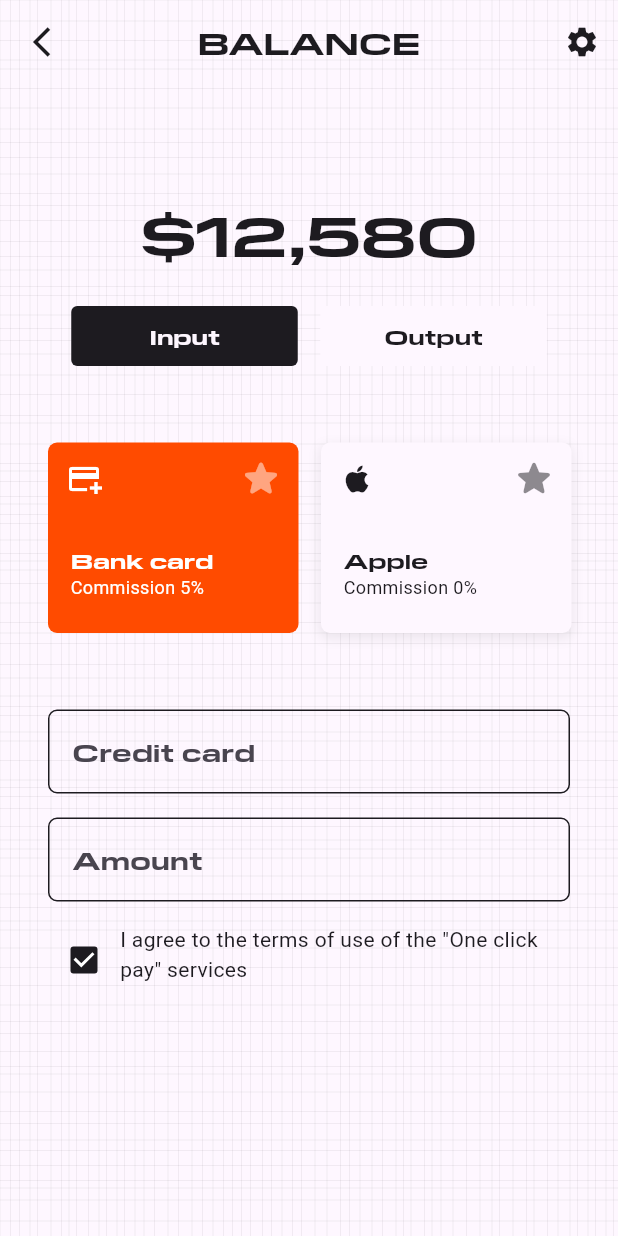
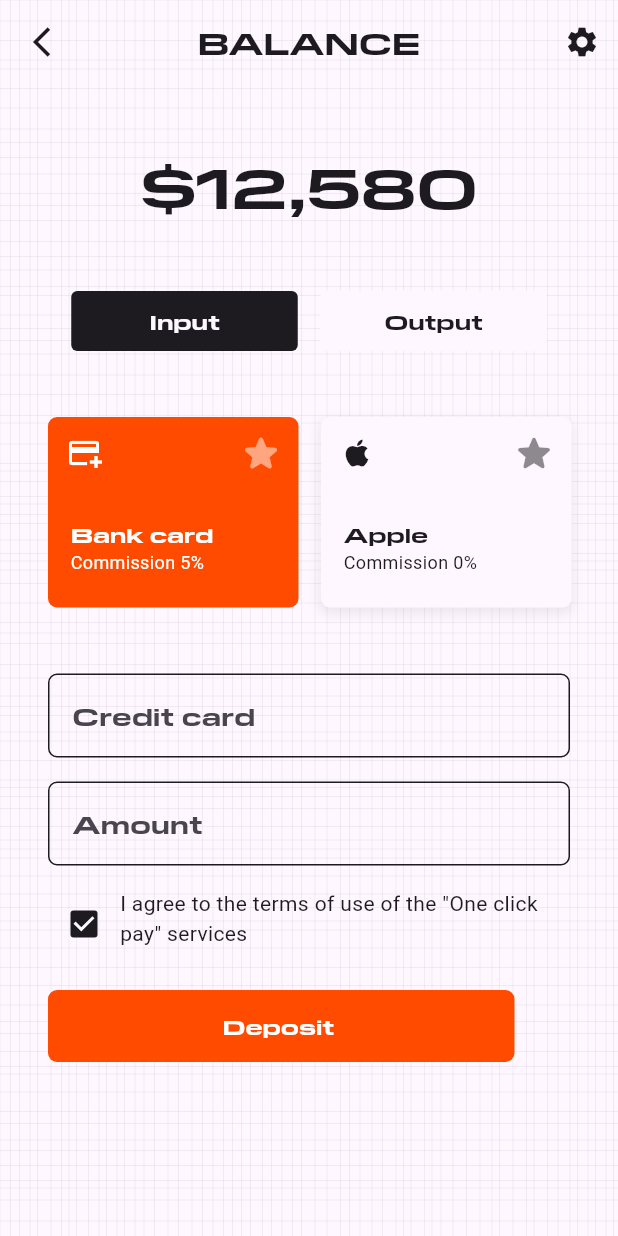
Before and after one commit to johnnybeatzxxd/Flutter-Keno-Android-App, a Flutter app: the screen it shows after launch, on a phone screen of 412 x 824 dp. Run offline on Flutter 3.47's test engine with Material 3 defaults, Android fonts, the phone set to English and light mode, and no system bars.

Commit message:
added deposite button and made some changes on the page layout

```diff
--- a/lib/pages/balance.dart
+++ b/lib/pages/balance.dart
@@ -26,7 +26,7 @@ class BalancePage extends StatelessWidget {
                   actions: [IconButton(onPressed: (){}, icon:  Icon(Icons.settings,color : Theme.of(context).colorScheme.onBackground))],
                 ),
                  Container(
-                    padding: const EdgeInsets.fromLTRB(0,72,0,23),
+                    padding: const EdgeInsets.fromLTRB(0,40,0,45),
                     child: Column(
                       children: [
                         Text('\$12,580', style: TextStyle(color:Theme.of(context).colorScheme.onBackground,fontSize: 37, fontWeight: FontWeight.bold,fontFamily: "PilatExtended")),
@@ -51,7 +51,7 @@ class BalancePage extends StatelessWidget {
                     child: Center(child:Text("Output",style:TextStyle(fontWeight: FontWeight.bold,fontFamily: "PilatExtended",color: Theme.of(context).colorScheme.onBackground,))),
                     ),],
                 )),
-                const SizedBox(height: 24,),
+                const SizedBox(height: 17,),
                 Padding(
                   padding: const EdgeInsets.fromLTRB(32, 0, 0, 27),
                   child: SizedBox(
@@ -133,7 +133,7 @@ class BalancePage extends StatelessWidget {
                       )
                       ),
                 Padding(
-                  padding: EdgeInsets.symmetric(vertical: 24,horizontal: 32),
+                  padding: EdgeInsets.symmetric(vertical: 17,horizontal: 32),
                   child: Column(
                     crossAxisAlignment:CrossAxisAlignment.start ,
                     children: [TextField(
@@ -175,11 +175,21 @@ class BalancePage extends StatelessWidget {
                     mainAxisAlignment: MainAxisAlignment.start,
                     crossAxisAlignment: CrossAxisAlignment.start,
                     children: [
-                      Checkbox(value: true, onChanged: (bool? newValue) {},fillColor: MaterialStatePropertyAll(Theme.of(context).colorScheme.onBackground),),
+                      Checkbox(value: true, onChanged: (bool? newValue) {},
+                        fillColor: MaterialStatePropertyAll(Theme.of(context).colorScheme.onBackground),
+                        checkColor: Theme.of(context).colorScheme.background,
+                        ),
                       Flexible(
                         child: Text('I agree to the terms of use of the "One click pay" services', softWrap: true,)
                       )
                     ],
+                  ),
+                  const SizedBox(height: 20,),
+                  Container(
+                    decoration: const BoxDecoration(color: Color.fromRGBO(255, 75, 0, 1), borderRadius: BorderRadius.all(Radius.circular(6))),
+                    width: 311,
+                    height: 48,
+                    child: GestureDetector(child: Center(child: Text("Deposit ",style:TextStyle(fontSize: 14,fontWeight: FontWeight.bold,fontFamily: "PilatExtended",color:Colors.white)),),),
                   )
                   ],)
                 )
```
